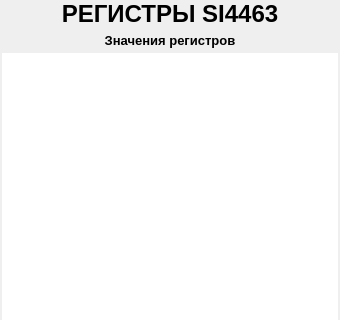
First picture: the form in ANDROID_FORMS/si4463_registers_form.ui, repository DavidSiegman/PLC_RF_Configurator, before the edit; both pictures show x 0 to 340 and y 0 to 320 of the 340 by 560 pixel window.
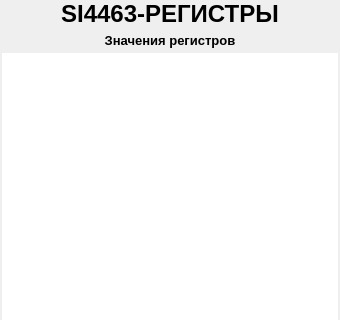
Second picture: the form after the edit. Icons and pictures are not drawn.

Diff of the .ui file:
```diff
--- a/ANDROID_FORMS/si4463_registers_form.ui
+++ b/ANDROID_FORMS/si4463_registers_form.ui
@@ -52,7 +52,7 @@
       </font>
      </property>
      <property name="text">
-      <string>РЕГИСТРЫ SI4463</string>
+      <string>SI4463-РЕГИСТРЫ</string>
      </property>
      <property name="alignment">
       <set>Qt::AlignCenter</set>
```
Left out of the diff: 12 changed lines with no effect on the pictures.
